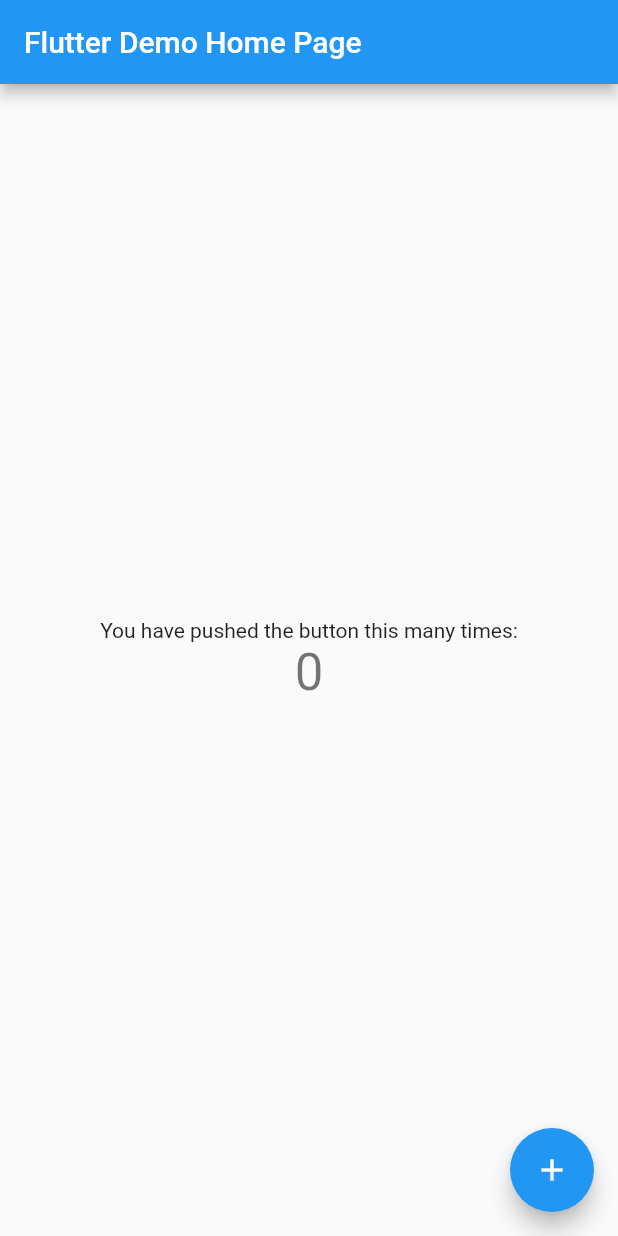
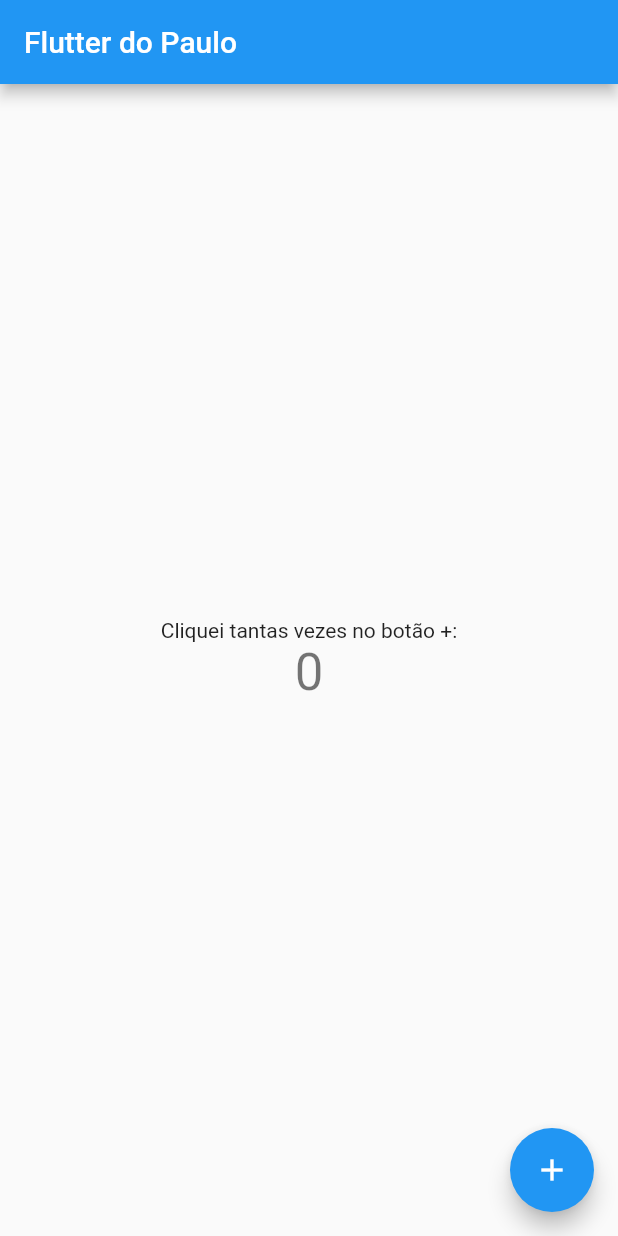
Before and after one commit to paulocastellano/flutter-study, a Flutter app: the screen it shows after launch, on a phone screen of 412 x 824 dp. Run offline on Flutter 3.47's test engine with Material 2 defaults, Android fonts, the phone set to English and light mode, and no system bars.

Commit message:
small improve

```diff
--- a/lib/main.dart
+++ b/lib/main.dart
@@ -26,7 +26,7 @@ class MyApp extends StatelessWidget {
         // closer together (more dense) than on mobile platforms.
         visualDensity: VisualDensity.adaptivePlatformDensity,
       ),
-      home: MyHomePage(title: 'Flutter Demo Home Page'),
+      home: MyHomePage(title: 'Flutter do Paulo'),
     );
   }
 }
@@ -98,7 +98,7 @@ class _MyHomePageState extends State<MyHomePage> {
           mainAxisAlignment: MainAxisAlignment.center,
           children: <Widget>[
             Text(
-              'You have pushed the button this many times:',
+              'Cliquei tantas vezes no botão +:',
             ),
             Text(
               '$_counter',
```
Also changed, not shown: 1 other file.
